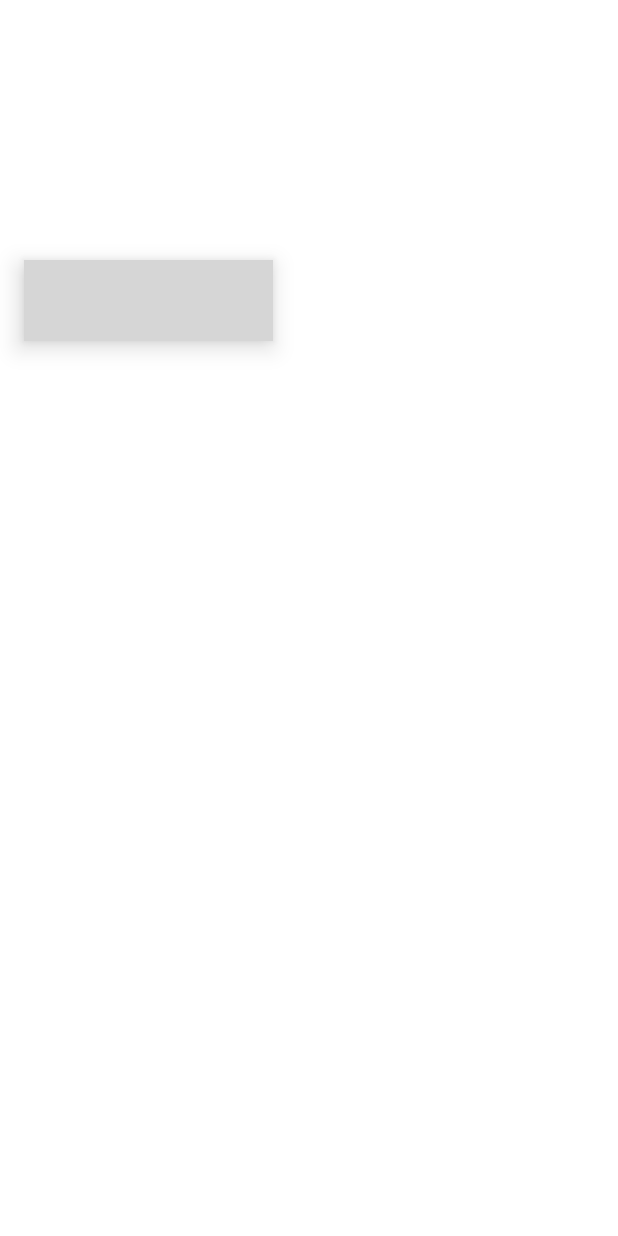
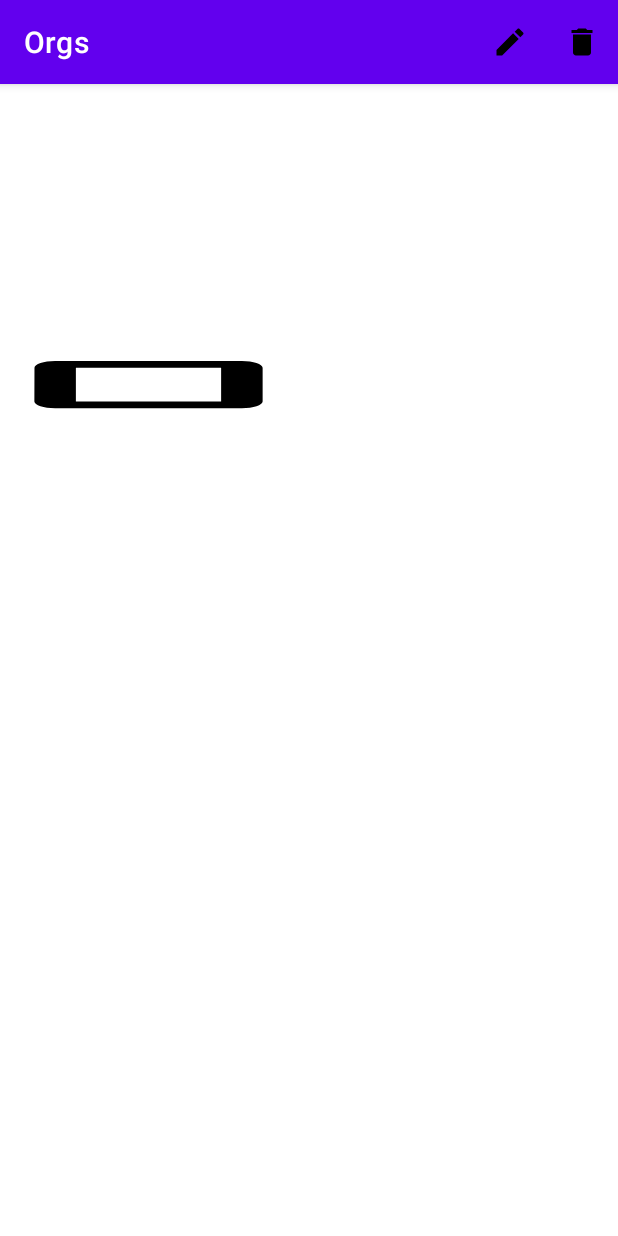
Before and after one commit to AlexParreira/Orgs, an Android app: the DetalheProdutoActivity screen opened directly, with no data from a screen before it, on a phone screen of 412 x 824 dp. Run offline under Robolectric (Android 15) with nearby library versions, the phone set to English and light mode, and no system bars; Roboto replaces fonts that are not available here; 1 statement that could not run was skipped; grey boxes are pictures that could not be loaded.

Commit message:
add menu end remove item

```diff
--- a/app/src/main/AndroidManifest.xml
+++ b/app/src/main/AndroidManifest.xml
@@ -15,7 +15,7 @@
         tools:targetApi="31">
         <activity
             android:name=".ui.activity.DetalheProdutoActivity"
-            android:theme="@style/Theme.Orgs.NoActionBar"/>
+           />
         <activity
             android:name=".ui.activity.FormProdutoActivity"
             android:exported="true">
--- a/app/src/main/java/br/com/alex/orgs/database/dao/ProdutoDao.kt
+++ b/app/src/main/java/br/com/alex/orgs/database/dao/ProdutoDao.kt
@@ -1,6 +1,7 @@
 package br.com.alex.orgs.database.dao
 
 import androidx.room.Dao
+import androidx.room.Delete
 import androidx.room.Insert
 import androidx.room.Query
 import br.com.alex.orgs.model.Produto
@@ -14,4 +15,7 @@ interface ProdutoDao {
 
     @Insert
     fun salva(vararg produto: Produto)
+
+    @Delete
+    fun remove(produto: Produto)
 }
--- /dev/null
+++ b/app/src/main/res/drawable/ic_editar_menu.xml
@@ -0,0 +1,5 @@
+<vector android:height="24dp" android:tint="#000000"
+    android:viewportHeight="24" android:viewportWidth="24"
+    android:width="24dp" xmlns:android="http://schemas.android.com/apk/res/android">
+    <path android:fillColor="@android:color/white" android:pathData="M3,17.25V21h3.75L17.81,9.94l-3.75,-3.75L3,17.25zM20.71,7.04c0.39,-0.39 0.39,-1.02 0,-1.41l-2.34,-2.34c-0.39,-0.39 -1.02,-0.39 -1.41,0l-1.83,1.83 3.75,3.75 1.83,-1.83z"/>
+</vector>
--- /dev/null
+++ b/app/src/main/res/drawable/ic_remover_menu.xml
@@ -0,0 +1,5 @@
+<vector android:height="24dp" android:tint="#000000"
+    android:viewportHeight="24" android:viewportWidth="24"
+    android:width="24dp" xmlns:android="http://schemas.android.com/apk/res/android">
+    <path android:fillColor="@android:color/white" android:pathData="M6,19c0,1.1 0.9,2 2,2h8c1.1,0 2,-0.9 2,-2V7H6v12zM19,4h-3.5l-1,-1h-5l-1,1H5v2h14V4z"/>
+</vector>
--- /dev/null
+++ b/app/src/main/res/drawable/plano_de_fundo_arredondado.xml
@@ -0,0 +1,5 @@
+<vector android:height="24dp" android:tint="#000000"
+    android:viewportHeight="24" android:viewportWidth="24"
+    android:width="24dp" xmlns:android="http://schemas.android.com/apk/res/android">
+    <path android:fillColor="@android:color/white" android:pathData="M1.01,7L1,17c0,1.1 0.9,2 2,2h18c1.1,0 2,-0.9 2,-2V7c0,-1.1 -0.9,-2 -2,-2H3c-1.1,0 -1.99,0.9 -1.99,2zM19,7v10H5V7h14z"/>
+</vector>
--- /dev/null
+++ b/app/src/main/res/menu/menu_detalhes_produtos.xml
@@ -0,0 +1,17 @@
+<?xml version="1.0" encoding="utf-8"?>
+<menu xmlns:app="http://schemas.android.com/apk/res-auto"
+    xmlns:android="http://schemas.android.com/apk/res/android">
+
+    <item
+        android:id="@+id/menu_detalhe_editar"
+        android:icon="@drawable/ic_editar_menu"
+        android:title="Editar"
+        app:showAsAction="ifRoom" />
+
+    <item
+        android:id="@+id/menu_detalhe_remover"
+        android:icon="@drawable/ic_remover_menu"
+        android:title="Remover"
+        app:showAsAction="ifRoom"
+        />
+</menu>
```
Also changed, not shown: app/src/main/java/br/com/alex/orgs/ui/activity/DetalheProdutoActivity.kt (+35 -2 lines), app/src/main/java/br/com/alex/orgs/ui/activity/FormProdutoActivity.kt (+13 -0 lines), app/src/main/java/br/com/alex/orgs/ui/activity/ListaProdutosActivity.kt (+8 -1 lines), app/src/main/java/br/com/alex/orgs/ui/recycleView/adapter/ListaProdutoAdapter.kt (+32 -7 lines), 1 other file.
